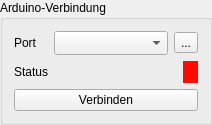
This is polarisation_ui/pyqt/arduino_panel.ui in cckssr/polarisation-ui as Qt 5 draws it before an edit. The edited form follows.
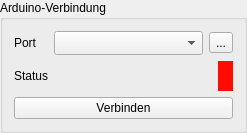
This is the edited form. Icons and pictures are not drawn. Custom widgets are drawn as their Qt base class.

```diff
--- a/polarisation_ui/pyqt/arduino_panel.ui
+++ b/polarisation_ui/pyqt/arduino_panel.ui
@@ -2,14 +2,19 @@
 <ui version="4.0">
  <class>ArduinoPanel</class>
  <widget class="QGroupBox" name="ArduinoPanel">
+  <property name="geometry">
+   <rect>
+    <x>0</x>
+    <y>0</y>
+    <width>247</width>
+    <height>133</height>
+   </rect>
+  </property>
   <property name="title">
    <string>Arduino-Verbindung</string>
   </property>
   <layout class="QGridLayout" name="gridLayout" columnstretch="0,1,0">
-   <property name="horizontalSpacing">
-    <number>6</number>
-   </property>
-   <property name="verticalSpacing">
+   <property name="spacing">
     <number>6</number>
    </property>
    <item row="0" column="0">
```
Left out of the diff: 21 changed lines with no effect on the pictures.
